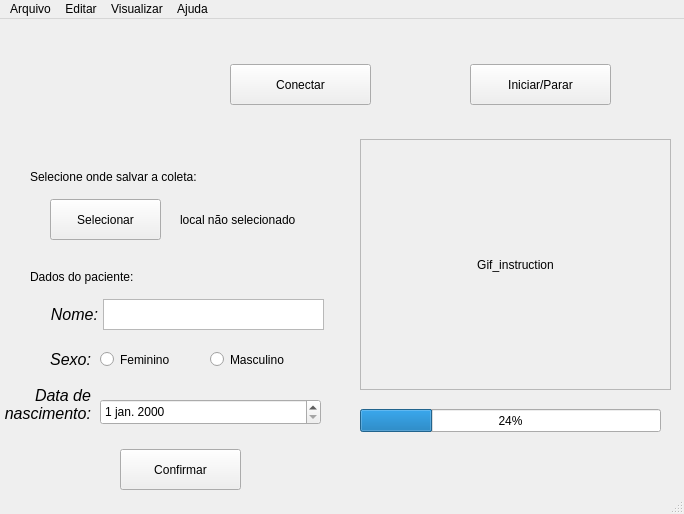
Wanghley/PIBIC-Strategies-Data-Visualization-Medicine, file GUI/style.ui: the form before one commit.
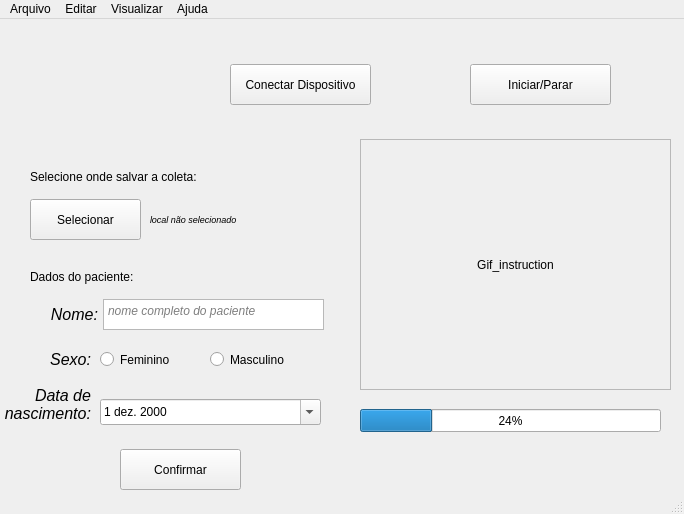
The form after the commit. Icons and pictures are not drawn.

Commit message: [UPDATE] style bug fix and menu itens addition

```diff
--- a/GUI/style.ui
+++ b/GUI/style.ui
@@ -55,7 +55,7 @@
      </rect>
     </property>
     <property name="text">
-     <string>Conectar</string>
+     <string>Conectar Dispositivo</string>
     </property>
    </widget>
    <widget class="QPushButton" name="btnStartStop">
@@ -76,7 +76,7 @@
      <rect>
       <x>30</x>
       <y>150</y>
-      <width>181</width>
+      <width>301</width>
       <height>16</height>
      </rect>
     </property>
@@ -87,7 +87,7 @@
    <widget class="QPushButton" name="btnSelectLocation">
     <property name="geometry">
      <rect>
-      <x>50</x>
+      <x>30</x>
       <y>180</y>
       <width>111</width>
       <height>41</height>
@@ -100,12 +100,18 @@
    <widget class="QLabel" name="label_3">
     <property name="geometry">
      <rect>
-      <x>180</x>
+      <x>150</x>
       <y>180</y>
-      <width>131</width>
+      <width>191</width>
       <height>41</height>
      </rect>
     </property>
+    <property name="font">
+     <font>
+      <pointsize>7</pointsize>
+      <italic>true</italic>
+     </font>
+    </property>
     <property name="text">
      <string>local não selecionado</string>
     </property>
@@ -128,7 +134,7 @@
      <rect>
       <x>30</x>
       <y>250</y>
-      <width>181</width>
+      <width>301</width>
       <height>16</height>
      </rect>
     </property>
@@ -145,6 +151,21 @@
       <height>31</height>
      </rect>
     </property>
+    <property name="font">
+     <font>
+      <pointsize>9</pointsize>
+      <italic>true</italic>
+     </font>
+    </property>
+    <property name="cursor" stdset="0">
+     <cursorShape>IBeamCursor</cursorShape>
+    </property>
+    <property name="horizontalScrollBarPolicy">
+     <enum>Qt::ScrollBarAlwaysOff</enum>
+    </property>
+    <property name="placeholderText">
+     <string>nome completo do paciente</string>
+    </property>
    </widget>
    <widget class="QLabel" name="label_6">
     <property name="geometry">
@@ -177,6 +198,22 @@
       <height>26</height>
      </rect>
     </property>
+    <property name="dateTime">
+     <datetime>
+      <hour>0</hour>
+      <minute>0</minute>
+      <second>0</second>
+      <year>2000</year>
+      <month>12</month>
+      <day>1</day>
+     </datetime>
+    </property>
+    <property name="currentSection">
+     <enum>QDateTimeEdit::YearSection</enum>
+    </property>
+    <property name="calendarPopup">
+     <bool>true</bool>
+    </property>
    </widget>
    <widget class="QLabel" name="label_7">
     <property name="geometry">
```
Left out of the diff: 73 changed lines with no effect on the pictures.
